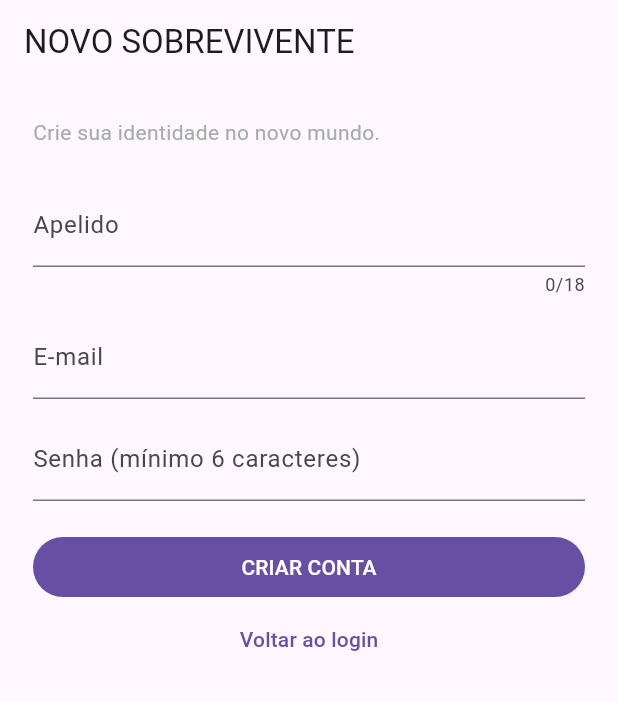
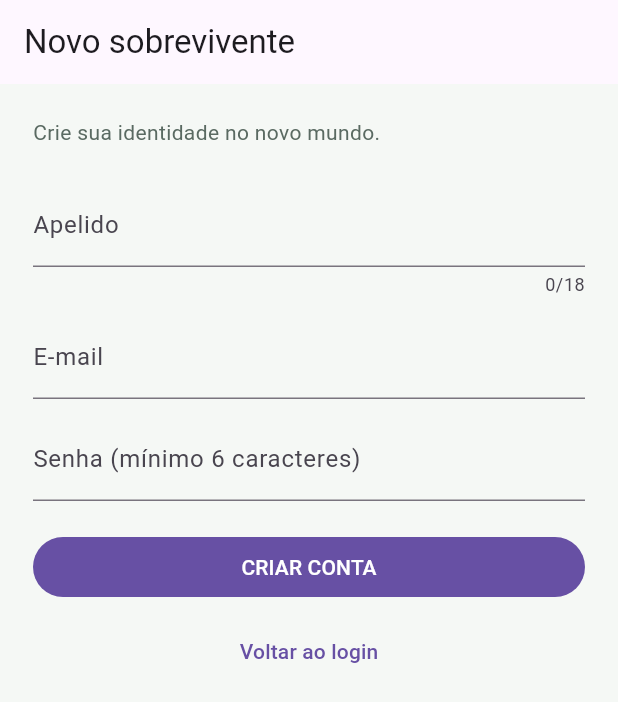
Before and after one commit to JamiledeOliveiraFranquilim/protocoloZ, a Flutter app: the RegisterScreen screen opened by its route, on a phone screen of 412 x 824 dp. Shown: the top 702 px of the screen. Run offline on Flutter 3.47's test engine with Material 3 defaults, Android fonts, the phone set to English and light mode, and no system bars; our stand-ins replace flutter_map, flutter_riverpod, geolocator, go_router, google_fonts, image_picker and 2 more; accounts and stored records are empty; statements that could not run were skipped.

Commit message:
Refactor RegisterScreen layout and improve UI elements for better readability and user experience

```diff
--- a/lib/screens/auth/register_screen.dart
+++ b/lib/screens/auth/register_screen.dart
@@ -4,6 +4,7 @@ import 'package:supabase_flutter/supabase_flutter.dart';
 
 class RegisterScreen extends StatefulWidget {
   const RegisterScreen({super.key});
+
   @override
   State<RegisterScreen> createState() => _RegisterScreenState();
 }
@@ -41,25 +42,85 @@ class _RegisterScreenState extends State<RegisterScreen> {
   }
 
   @override
-  void dispose() { _nickname.dispose(); _email.dispose(); _password.dispose(); super.dispose(); }
+  void dispose() {
+    _nickname.dispose();
+    _email.dispose();
+    _password.dispose();
+    super.dispose();
+  }
 
   @override
-  Widget build(BuildContext context) => Scaffold(
-    appBar: AppBar(title: const Text('NOVO SOBREVIVENTE')),
-    body: SafeArea(child: ListView(padding: const EdgeInsets.all(22), children: [
-      const Text('Crie sua identidade no novo mundo.', style: TextStyle(color: Color(0xFFA6ADA7))),
-      const SizedBox(height: 24),
-      Form(key: _form, child: Column(children: [
-        TextFormField(controller: _nickname, maxLength: 18, decoration: const InputDecoration(labelText: 'Apelido'), validator: (v) => v == null || v.trim().length < 3 ? 'Use pelo menos 3 caracteres.' : null),
-        const SizedBox(height: 12),
-        TextFormField(controller: _email, keyboardType: TextInputType.emailAddress, decoration: const InputDecoration(labelText: 'E-mail'), validator: (v) => v == null || !v.contains('@') ? 'E-mail inválido.' : null),
-        const SizedBox(height: 12),
-        TextFormField(controller: _password, obscureText: true, decoration: const InputDecoration(labelText: 'Senha (mínimo 6 caracteres)'), validator: (v) => v == null || v.length < 6 ? 'Senha muito curta.' : null),
-        if (_message != null) Padding(padding: const EdgeInsets.only(top: 12), child: Text(_message!, style: const TextStyle(color: Color(0xFFD6C9A5)))),
-        const SizedBox(height: 20),
-        SizedBox(width: double.infinity, child: FilledButton(onPressed: _busy ? null : _register, child: Text(_busy ? 'CRIANDO...' : 'CRIAR CONTA'))),
-      ])),
-      TextButton(onPressed: () => context.go('/login'), child: const Text('Voltar ao login')),
-    ])),
-  );
+  Widget build(BuildContext context) {
+    return Scaffold(
+      backgroundColor: const Color(0xFFF5F8F5),
+      appBar: AppBar(
+        title: const Text('Novo sobrevivente'),
+      ),
+      body: SafeArea(
+        child: ListView(
+          padding: const EdgeInsets.all(22),
+          children: [
+            const Text(
+              'Crie sua identidade no novo mundo.',
+              style: TextStyle(color: Color(0xFF5A6A62)),
+            ),
+            const SizedBox(height: 24),
+            Form(
+              key: _form,
+              child: Column(
+                children: [
+                  TextFormField(
+                    controller: _nickname,
+                    maxLength: 18,
+                    decoration: const InputDecoration(labelText: 'Apelido'),
+                    validator: (v) =>
+                        v == null || v.trim().length < 3 ? 'Use pelo menos 3 caracteres.' : null,
+                  ),
+                  const SizedBox(height: 12),
+                  TextFormField(
+                    controller: _email,
+                    keyboardType: TextInputType.emailAddress,
+                    decoration: const InputDecoration(labelText: 'E-mail'),
+                    validator: (v) =>
+                        v == null || !v.contains('@') ? 'E-mail inválido.' : null,
+                  ),
+                  const SizedBox(height: 12),
+                  TextFormField(
+                    controller: _password,
+                    obscureText: true,
+                    decoration: const InputDecoration(
+                      labelText: 'Senha (mínimo 6 caracteres)',
+                    ),
+                    validator: (v) =>
+                        v == null || v.length < 6 ? 'Senha muito curta.' : null,
+                  ),
+                  if (_message != null)
+                    Padding(
+                      padding: const EdgeInsets.only(top: 12),
+                      child: Text(
+                        _message!,
+                        style: const TextStyle(color: Color(0xFF3EA65E)),
+                      ),
+                    ),
+                  const SizedBox(height: 20),
+                  SizedBox(
+                    width: double.infinity,
+                    child: FilledButton(
+                      onPressed: _busy ? null : _register,
+                      child: Text(_busy ? 'CRIANDO...' : 'CRIAR CONTA'),
+                    ),
+                  ),
+                ],
+              ),
+            ),
+            const SizedBox(height: 8),
+            TextButton(
+              onPressed: () => context.go('/login'),
+              child: const Text('Voltar ao login'),
+            ),
+          ],
+        ),
+      ),
+    );
+  }
 }
```
